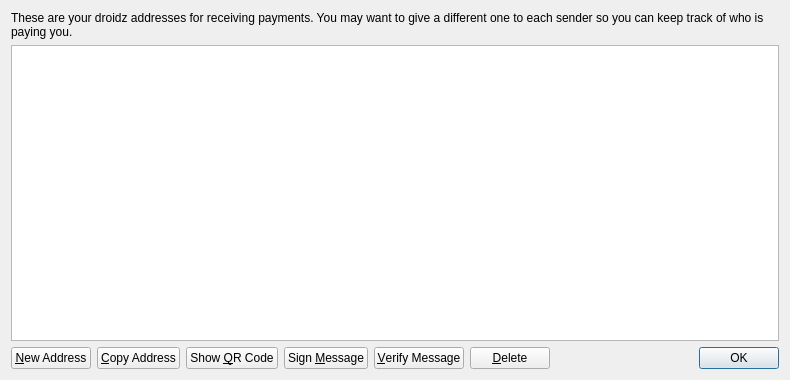
First picture: the form in src/qt/forms/addressbookpage.ui, repository DroidzDev/DroidX, before the edit.
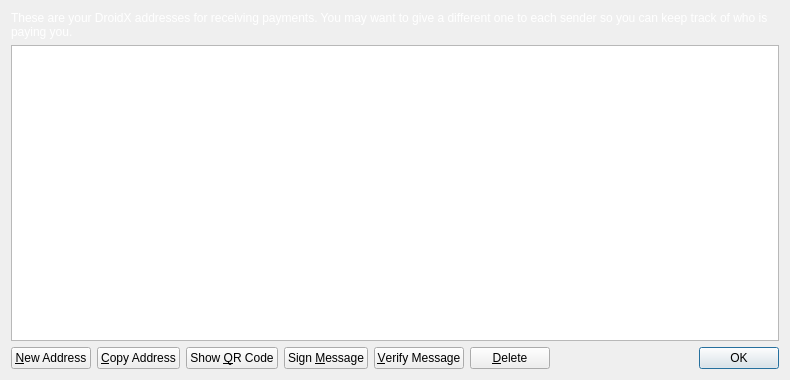
Second picture: the form after the edit. Icons and pictures are not drawn.

```diff
--- a/src/qt/forms/addressbookpage.ui
+++ b/src/qt/forms/addressbookpage.ui
@@ -16,8 +16,11 @@
   <layout class="QVBoxLayout" name="verticalLayout">
    <item>
     <widget class="QLabel" name="labelExplanation">
+	 <property name="styleSheet">
+             <string notr="true">QLabel { color: white; }</string>
+     </property>
      <property name="text">
-      <string>These are your droidz addresses for receiving payments. You may want to give a different one to each sender so you can keep track of who is paying you.</string>
+      <string>These are your DroidX addresses for receiving payments. You may want to give a different one to each sender so you can keep track of who is paying you.</string>
      </property>
      <property name="textFormat">
       <enum>Qt::PlainText</enum>
```
Left out of the diff: 4 changed lines with no effect on the pictures.
